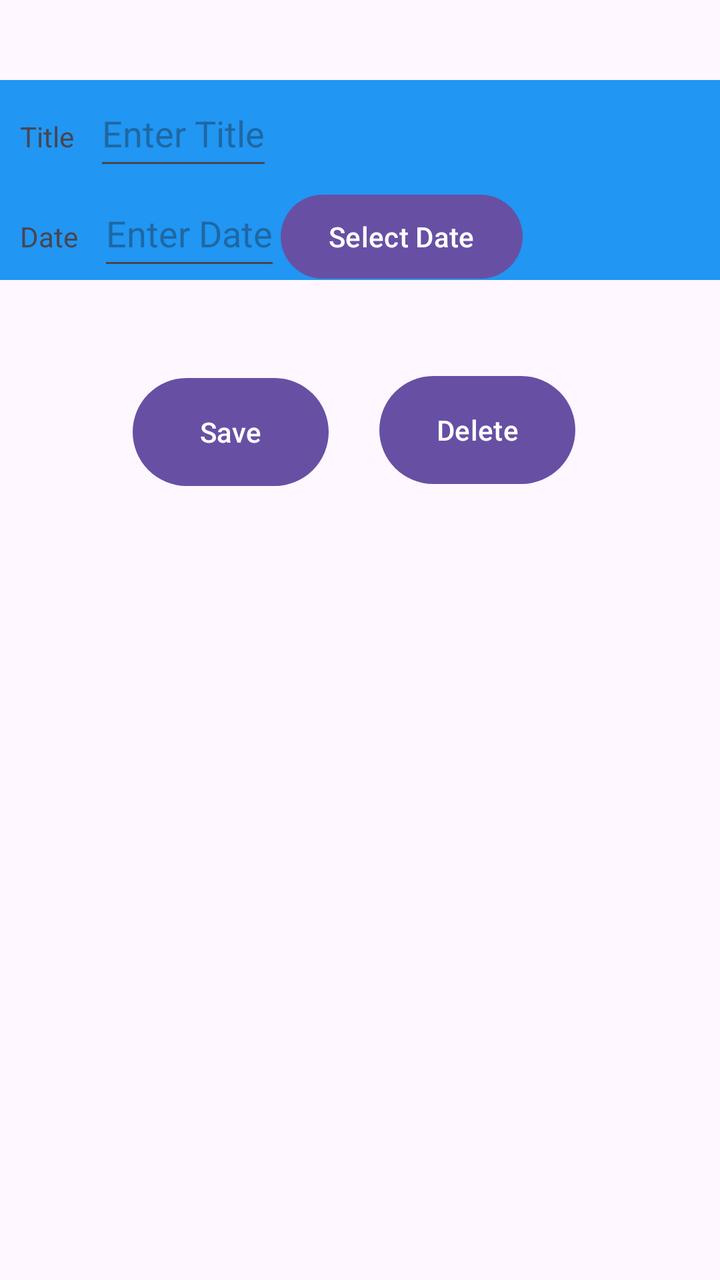
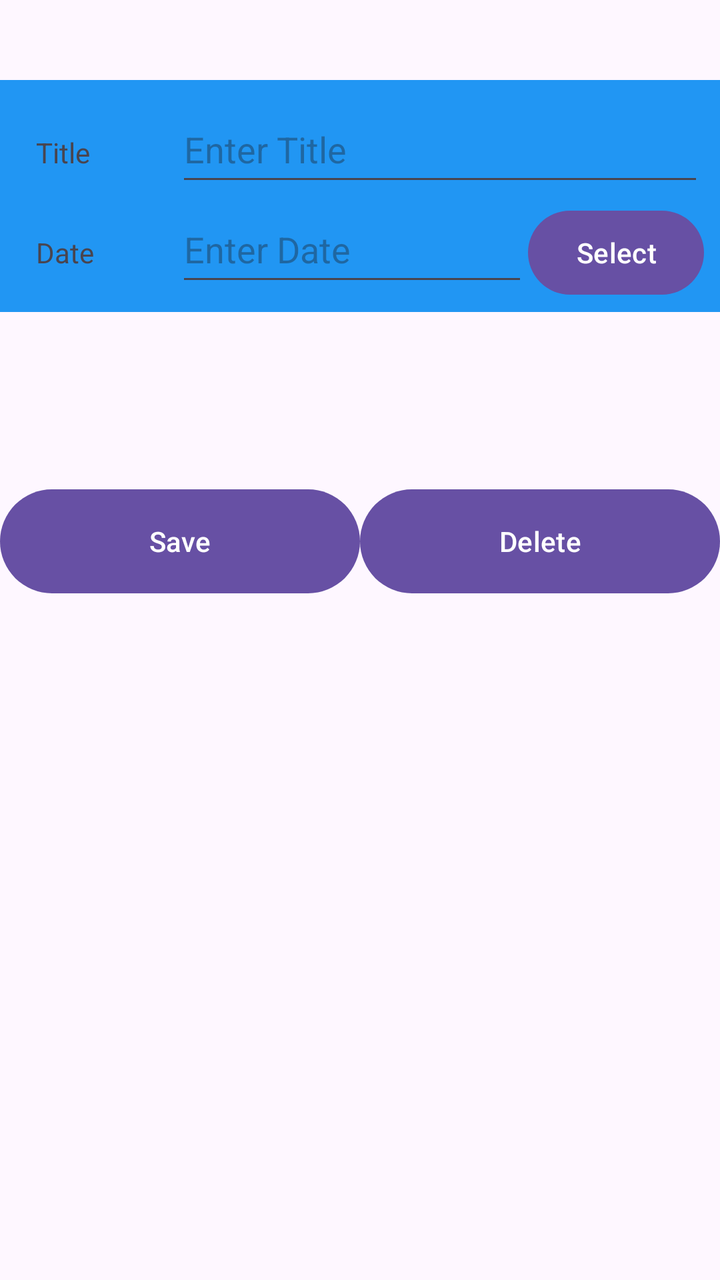

Before-and-after screenshots of an Android layout around one commit, followed by the original layout XML and the change that was made.
<!-- AndroidManifest.xml: application theme Theme.D308VacationPlanner -->
<!-- res/layout/activity_excursion.xml -->
<?xml version="1.0" encoding="utf-8"?>
<androidx.constraintlayout.widget.ConstraintLayout xmlns:android="http://schemas.android.com/apk/res/android"
    xmlns:app="http://schemas.android.com/apk/res-auto"
    xmlns:tools="http://schemas.android.com/tools"
    android:id="@+id/main"
    android:layout_width="match_parent"
    android:layout_height="match_parent"
    tools:context=".UI.ExcursionActivity">

    <ScrollView
        android:id="@+id/scrollView3"
        android:layout_width="fill_parent"
        android:layout_height="100dp"
        android:layout_marginTop="40dp"
        android:background="#2196f3"
        app:layout_constraintBottom_toBottomOf="parent"
        app:layout_constraintEnd_toEndOf="parent"
        app:layout_constraintHorizontal_bias="0.0"
        app:layout_constraintStart_toStartOf="parent"
        app:layout_constraintTop_toTopOf="parent"
        app:layout_constraintVertical_bias="0.0">

        <LinearLayout
            android:layout_width="match_parent"
            android:layout_height="wrap_content"
            android:orientation="vertical">

            <LinearLayout
                android:layout_width="match_parent"
                android:layout_height="wrap_content"
                android:orientation="horizontal">

                <TextView
                    android:layout_width="wrap_content"
                    android:layout_height="50dp"
                    android:padding="10dp"
                    android:text="Title"></TextView>

                <EditText
                    android:id="@+id/excursiontitle"
                    android:layout_width="wrap_content"
                    android:layout_height="50dp"
                    android:hint="Enter Title"></EditText>
            </LinearLayout>
            <LinearLayout
                android:layout_width="match_parent"
                android:layout_height="50dp">
                <TextView
                    android:layout_width="wrap_content"
                    android:layout_height="50dp"
                    android:padding="10dp"
                    android:text="Date"></TextView>

                <EditText
                    android:id="@+id/excursiondate"
                    android:layout_width="wrap_content"
                    android:layout_height="50dp"
                    android:hint="Enter Date"></EditText>

                <Button
                    android:id="@+id/excursiondatebutton"
                    android:layout_width="wrap_content"
                    android:layout_height="50dp"
                    android:text="Select Date"></Button>
            </LinearLayout>
        </LinearLayout>
    </ScrollView>

    <Button
        android:id="@+id/excursionDeleteButton"
        android:layout_width="98dp"
        android:layout_height="62dp"
        android:layout_marginStart="138dp"
        android:layout_marginTop="44dp"
        android:text="Delete"
        app:layout_constraintEnd_toEndOf="parent"
        app:layout_constraintHorizontal_bias="0.417"
        app:layout_constraintStart_toStartOf="parent"
        app:layout_constraintTop_toBottomOf="@+id/scrollView3" />

    <Button
        android:id="@+id/excursionSaveButton"
        android:layout_width="98dp"
        android:layout_height="62dp"
        android:layout_marginTop="46dp"
        android:text="Save"
        app:layout_constraintBottom_toBottomOf="@+id/excursionDeleteButton"
        app:layout_constraintEnd_toStartOf="@+id/excursionDeleteButton"
        app:layout_constraintHorizontal_bias="0.724"
        app:layout_constraintStart_toStartOf="parent"
        app:layout_constraintTop_toBottomOf="@+id/scrollView3" />
</androidx.constraintlayout.widget.ConstraintLayout>
<!-- resources referenced by this layout -->
<resources>
  <style name="Theme.D308VacationPlanner" parent="Base.Theme.D308VacationPlanner" />
  <style name="Base.Theme.D308VacationPlanner" parent="Theme.Material3.DayNight">
          
          
      </style>
</resources>

<!-- the commit's change to res/layout/activity_excursion.xml (unified diff, before → after) -->
@@ -9,21 +9,19 @@
 
     <ScrollView
         android:id="@+id/scrollView3"
-        android:layout_width="fill_parent"
-        android:layout_height="100dp"
-        android:layout_marginTop="40dp"
+        android:layout_width="0dp"
+        android:layout_height="wrap_content"
+        android:layout_marginTop="@dimen/header_margin_top"
         android:background="#2196f3"
-        app:layout_constraintBottom_toBottomOf="parent"
         app:layout_constraintEnd_toEndOf="parent"
-        app:layout_constraintHorizontal_bias="0.0"
         app:layout_constraintStart_toStartOf="parent"
-        app:layout_constraintTop_toTopOf="parent"
-        app:layout_constraintVertical_bias="0.0">
+        app:layout_constraintTop_toTopOf="parent">
 
         <LinearLayout
             android:layout_width="match_parent"
             android:layout_height="wrap_content"
-            android:orientation="vertical">
+            android:orientation="vertical"
+            android:padding="@dimen/small_padding">
 
             <LinearLayout
                 android:layout_width="match_parent"
@@ -31,62 +29,66 @@
                 android:orientation="horizontal">
 
                 <TextView
-                    android:layout_width="wrap_content"
-                    android:layout_height="50dp"
+                    android:layout_width="80dp"
+                    android:layout_height="@dimen/edit_text_height"
+                    android:gravity="center_vertical"
                     android:padding="10dp"
-                    android:text="Title"></TextView>
+                    android:text="Title" />
 
                 <EditText
                     android:id="@+id/excursiontitle"
-                    android:layout_width="wrap_content"
-                    android:layout_height="50dp"
-                    android:hint="Enter Title"></EditText>
+                    android:layout_width="0dp"
+                    android:layout_height="@dimen/edit_text_height"
+                    android:layout_weight="1"
+                    android:hint="Enter Title" />
             </LinearLayout>
+
             <LinearLayout
                 android:layout_width="match_parent"
-                android:layout_height="50dp">
+                android:layout_height="wrap_content"
+                android:orientation="horizontal">
+
                 <TextView
-                    android:layout_width="wrap_content"
-                    android:layout_height="50dp"
+                    android:layout_width="80dp"
+                    android:layout_height="@dimen/edit_text_height"
+                    android:gravity="center_vertical"
                     android:padding="10dp"
-                    android:text="Date"></TextView>
+                    android:text="Date" />
 
                 <EditText
                     android:id="@+id/excursiondate"
-                    android:layout_width="wrap_content"
-                    android:layout_height="50dp"
-                    android:hint="Enter Date"></EditText>
+                    android:layout_width="0dp"
+                    android:layout_height="@dimen/edit_text_height"
+                    android:layout_weight="1"
+                    android:hint="Enter Date" />
 
                 <Button
                     android:id="@+id/excursiondatebutton"
                     android:layout_width="wrap_content"
-                    android:layout_height="50dp"
-                    android:text="Select Date"></Button>
+                    android:layout_height="@dimen/edit_text_height"
+                    android:text="Select" />
             </LinearLayout>
         </LinearLayout>
     </ScrollView>
 
     <Button
         android:id="@+id/excursionDeleteButton"
-        android:layout_width="98dp"
-        android:layout_height="62dp"
-        android:layout_marginStart="138dp"
-        android:layout_marginTop="44dp"
+        android:layout_width="0dp"
+        android:layout_height="@dimen/button_height"
         android:text="Delete"
+        app:layout_constraintBottom_toBottomOf="parent"
         app:layout_constraintEnd_toEndOf="parent"
-        app:layout_constraintHorizontal_bias="0.417"
-        app:layout_constraintStart_toStartOf="parent"
-        app:layout_constraintTop_toBottomOf="@+id/scrollView3" />
+        app:layout_constraintStart_toEndOf="@+id/excursionSaveButton"
+        app:layout_constraintTop_toBottomOf="@+id/scrollView3"
+        app:layout_constraintVertical_bias="0.2" />
 
     <Button
         android:id="@+id/excursionSaveButton"
-        android:layout_width="98dp"
-        android:layout_height="62dp"
-        android:layout_marginTop="46dp"
+        android:layout_width="0dp"
+        android:layout_height="@dimen/button_height"
         android:text="Save"
         app:layout_constraintBottom_toBottomOf="@+id/excursionDeleteButton"
         app:layout_constraintEnd_toStartOf="@+id/excursionDeleteButton"
-        app:layout_constraintHorizontal_bias="0.724"
         app:layout_constraintStart_toStartOf="parent"
-        app:layout_constraintTop_toBottomOf="@+id/scrollView3" />
+        app:layout_constraintTop_toTopOf="@+id/excursionDeleteButton" />
 </androidx.constraintlayout.widget.ConstraintLayout>
<!-- resource entries referenced after the edit -->
@@ -1,5 +1,9 @@
 <!-- resources referenced by this layout -->
 <resources>
+  <dimen name="button_height">60dp</dimen>
+  <dimen name="edit_text_height">50dp</dimen>
+  <dimen name="header_margin_top">40dp</dimen>
+  <dimen name="small_padding">8dp</dimen>
   <style name="Theme.D308VacationPlanner" parent="Base.Theme.D308VacationPlanner" />
   <style name="Base.Theme.D308VacationPlanner" parent="Theme.Material3.DayNight">
           
